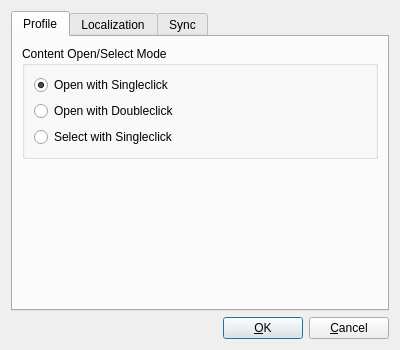
The window that OptionsDialog.ui (SyDevTeam/gta5view) describes before a commit, drawn with Qt 5.
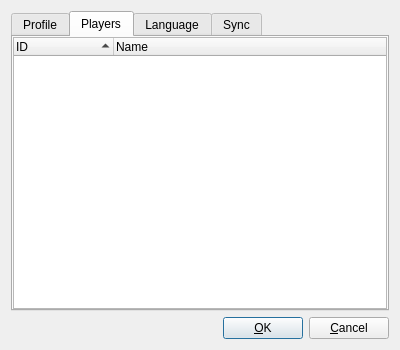
The same window after the commit. The open tabs and pages were chosen to show the change.

Commit message: added language change, translation files updated

Diff of the .ui file:
```diff
--- a/OptionsDialog.ui
+++ b/OptionsDialog.ui
@@ -75,9 +75,54 @@
        </item>
       </layout>
      </widget>
+     <widget class="QWidget" name="tabPlayers">
+      <attribute name="title">
+       <string>Players</string>
+      </attribute>
+      <layout class="QVBoxLayout" name="vlPlayers">
+       <property name="leftMargin">
+        <number>0</number>
+       </property>
+       <property name="topMargin">
+        <number>0</number>
+       </property>
+       <property name="rightMargin">
+        <number>0</number>
+       </property>
+       <property name="bottomMargin">
+        <number>0</number>
+       </property>
+       <item>
+        <widget class="QTreeWidget" name="twPlayers">
+         <property name="editTriggers">
+          <set>QAbstractItemView::NoEditTriggers</set>
+         </property>
+         <property name="verticalScrollMode">
+          <enum>QAbstractItemView::ScrollPerPixel</enum>
+         </property>
+         <property name="sortingEnabled">
+          <bool>true</bool>
+         </property>
+         <property name="wordWrap">
+          <bool>true</bool>
+         </property>
+         <column>
+          <property name="text">
+           <string>ID</string>
+          </property>
+         </column>
+         <column>
+          <property name="text">
+           <string>Name</string>
+          </property>
+         </column>
+        </widget>
+       </item>
+      </layout>
+     </widget>
      <widget class="QWidget" name="tabLocalization">
       <attribute name="title">
-       <string>Localization</string>
+       <string>Language</string>
       </attribute>
       <layout class="QVBoxLayout" name="vlLocalization">
        <item>
```
Left out of the diff: 10 changed lines with no effect on the pictures. The commit also changes 18 other files.
